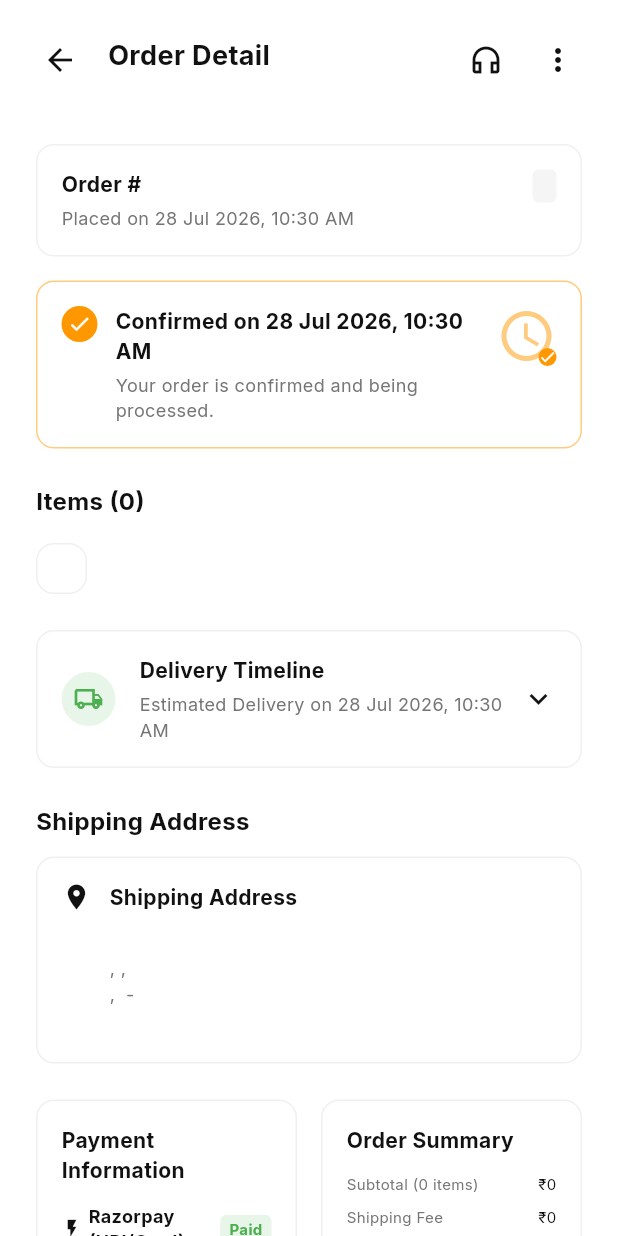
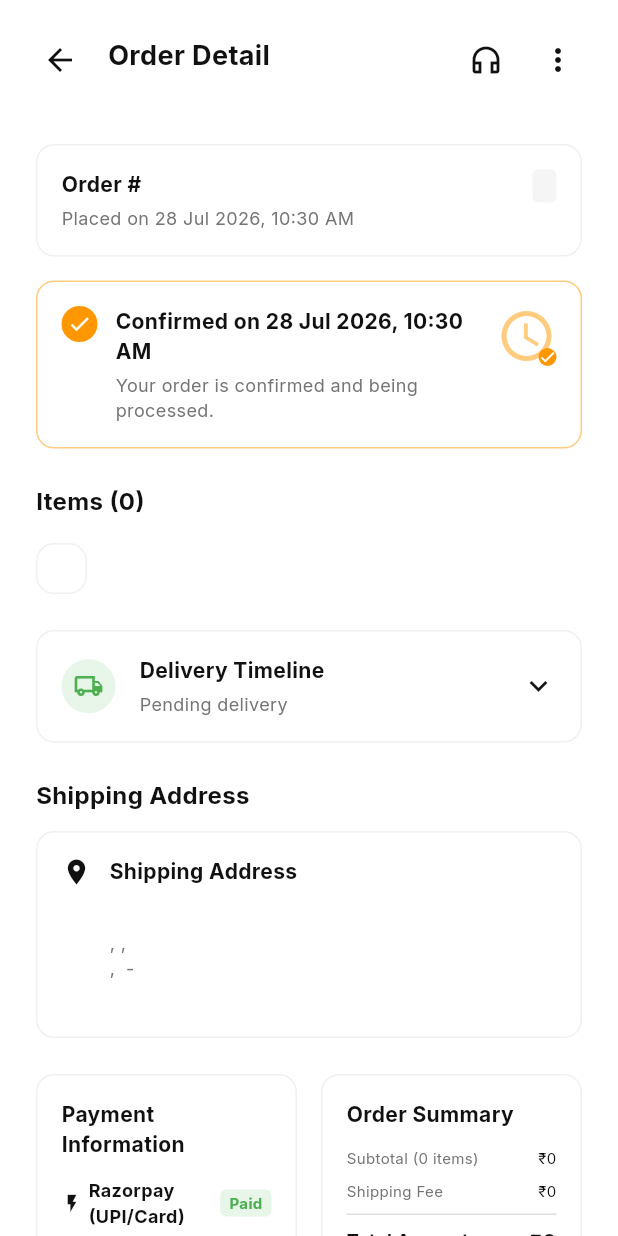
Before and after one commit to AnshikaMoudgil/gadget-world, a Flutter app: the OrderDetailScreen screen opened directly with empty values, on a phone screen of 412 x 824 dp. Run offline on Flutter 3.47's test engine with Material 3 defaults, Android fonts, the phone set to English and light mode, and no system bars; our stand-ins replace flutter_dotenv, google_fonts, google_sign_in, pdf, printing, share_plus and 3 more; missing offline and left inert: google_sign_in_web, razorpay_web; accounts and stored records are empty; network calls fail.

Commit message:
Fix UI issues and address selection in order flow

```diff
--- a/frontend/lib/features/checkout/screens/cart_screen.dart
+++ b/frontend/lib/features/checkout/screens/cart_screen.dart
@@ -83,7 +83,9 @@ class _CartScreenState extends State<CartScreen> {
           ),
           body: cartProvider.isLoading && items.isEmpty
               ? const Center(child: CircularProgressIndicator())
-              : items.isEmpty
+              : cartProvider.error != null
+                  ? Center(child: Padding(padding: const EdgeInsets.all(16), child: SelectableText('DEBUG ERROR: ${cartProvider.error}', style: const TextStyle(color: Colors.red, fontWeight: FontWeight.bold))))
+                  : items.isEmpty
               ? _buildEmptyCart()
               : SingleChildScrollView(
                   child: Column(
--- a/frontend/lib/features/orders/screens/order_detail_screen.dart
+++ b/frontend/lib/features/orders/screens/order_detail_screen.dart
@@ -74,15 +74,17 @@ class _OrderDetailScreenState extends State<OrderDetailScreen> {
                         InvoiceGenerator.generateAndPrintInvoice(widget.order);
                       },
                     ),
-                    const SizedBox(height: 12),
-                    _buildActionTile(
-                      Icons.local_shipping_outlined,
-                      'Track Package',
-                    ),
-                    const SizedBox(height: 12),
                     _buildActionTile(
                       Icons.assignment_return_outlined,
                       'Return or Replace',
+                      onTap: () {
+                        ScaffoldMessenger.of(context).showSnackBar(
+                          const SnackBar(
+                            content: Text('Return/Replace request initiated successfully.'),
+                            backgroundColor: Colors.green,
+                          ),
+                        );
+                      },
                     ),
                     const SizedBox(height: 48), // Bottom padding
                   ],
@@ -499,26 +501,20 @@ class _OrderDetailScreenState extends State<OrderDetailScreen> {
     final status = widget.order.status.toLowerCase();
     final isDelivered = status == 'delivered' || status == 'completed';
     final isShipped = isDelivered || status == 'shipped';
-    final isConfirmed = isShipped || status == 'confirmed';
-
-    // Calculate mock dates based on order creation
-    final confirmedDate = widget.order.createdAt.add(
-      const Duration(minutes: 45),
-    );
-    final shippedDate =
-        widget.order.shippedAt ??
-        widget.order.createdAt.add(const Duration(days: 1));
-    final deliveredDate =
-        widget.order.deliveredAt ??
-        widget.order.createdAt.add(const Duration(days: 2));
+    final isPacked = isShipped || status == 'packed';
+    final isConfirmed = isPacked || status == 'confirmed';
 
     String displayDate = '';
     if (isDelivered) {
-      displayDate = 'Delivered on ${_formatDate(deliveredDate)}';
+      displayDate = widget.order.deliveredAt != null
+          ? 'Delivered on ${_formatDate(widget.order.deliveredAt!)}'
+          : 'Delivered';
     } else if (isShipped) {
-      displayDate = 'Expected Delivery on ${_formatDate(deliveredDate)}';
+      displayDate = widget.order.shippedAt != null
+          ? 'Shipped on ${_formatDate(widget.order.shippedAt!)}'
+          : 'Shipped';
     } else {
-      displayDate = 'Estimated Delivery on ${_formatDate(deliveredDate)}';
+      displayDate = 'Pending delivery';
     }
 
     return Container(
@@ -597,19 +593,15 @@ class _OrderDetailScreenState extends State<OrderDetailScreen> {
                   ),
                   _buildTimelineItem(
                     'Order Confirmed',
-                    isConfirmed ? _formatDate(confirmedDate) : 'Processing...',
+                    isConfirmed ? _formatDate(widget.order.createdAt.add(const Duration(minutes: 45))) : 'Processing...',
                     isConfirmed,
                     status == 'confirmed',
                   ),
                   _buildTimelineItem(
                     'Packed',
-                    isConfirmed
-                        ? _formatDate(
-                            confirmedDate.add(const Duration(hours: 4)),
-                          )
-                        : 'Waiting for confirmation',
-                    isShipped,
-                    false,
+                    isPacked ? 'Packed for shipping' : 'Waiting to pack',
+                    isPacked,
+                    status == 'packed',
                   ),
                   _buildTimelineItem(
                     'Shipped',
@@ -618,15 +610,15 @@ class _OrderDetailScreenState extends State<OrderDetailScreen> {
                         : 'Waiting to ship',
                     isShipped,
                     status == 'shipped',
-                    trailingDate: isShipped ? _formatDate(shippedDate) : null,
+                    trailingDate: widget.order.shippedAt != null ? _formatDate(widget.order.shippedAt!) : null,
                   ),
                   _buildTimelineItem(
                     'Delivered',
                     isDelivered
                         ? (widget.order.deliveredAt != null
                               ? _formatDate(widget.order.deliveredAt!)
-                              : _formatDate(deliveredDate))
-                        : 'Expected on ${_formatDate(deliveredDate)}',
+                              : 'Delivered')
+                        : 'Pending delivery',
                     isDelivered,
                     isDelivered,
                     isLast: true,
--- a/frontend/lib/features/orders/utils/invoice_generator.dart
+++ b/frontend/lib/features/orders/utils/invoice_generator.dart
@@ -182,14 +182,14 @@ class InvoiceGenerator {
                         pw.Padding(
                           padding: const pw.EdgeInsets.all(8),
                           child: pw.Text(
-                            'Rs. ${item.amount.toStringAsFixed(2)}',
+                            'Rs. ${(item.amount / item.quantity).toStringAsFixed(2)}',
                             textAlign: pw.TextAlign.right,
                           ),
                         ),
                         pw.Padding(
                           padding: const pw.EdgeInsets.all(8),
                           child: pw.Text(
-                            'Rs. ${(item.amount * item.quantity).toStringAsFixed(2)}',
+                            'Rs. ${item.amount.toStringAsFixed(2)}',
                             textAlign: pw.TextAlign.right,
                           ),
                         ),
```
Also changed, not shown: backend/lib/features/address/services/address_service.dart (+13 -0 lines), frontend/lib/features/auth/services/google_auth_service.dart (+14 -3 lines), frontend/lib/features/checkout/screens/checkout_screen.dart (+18 -3 lines), frontend/lib/features/products/screens/product_details_screen.dart (+8 -0 lines), 3 other files.
